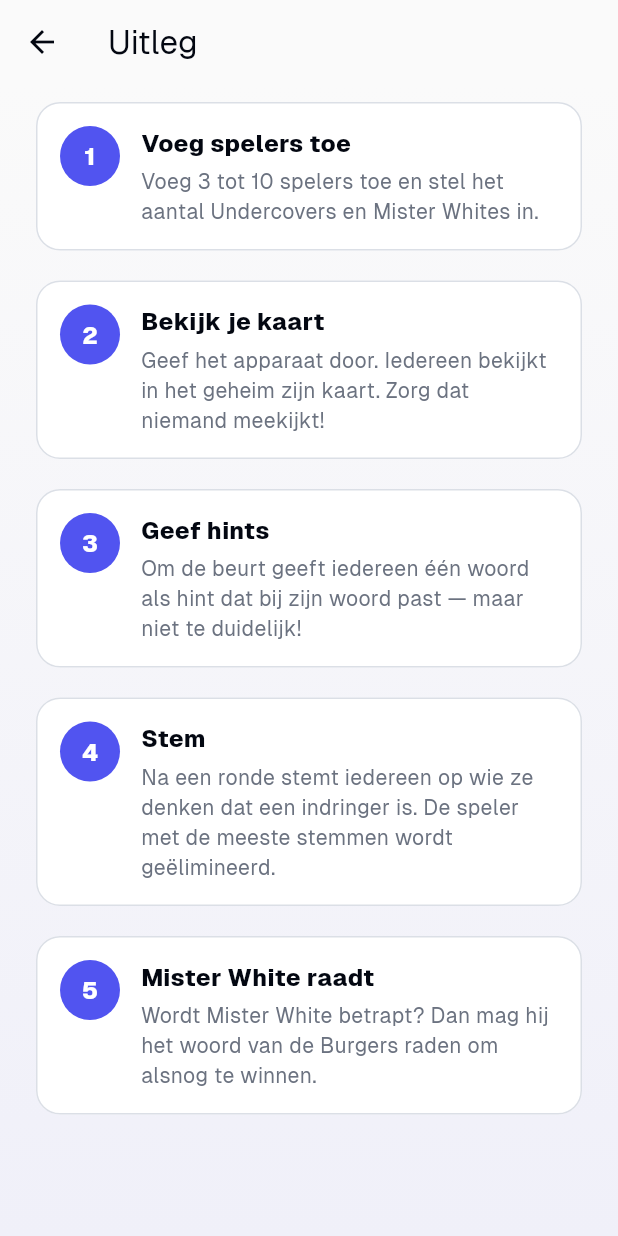
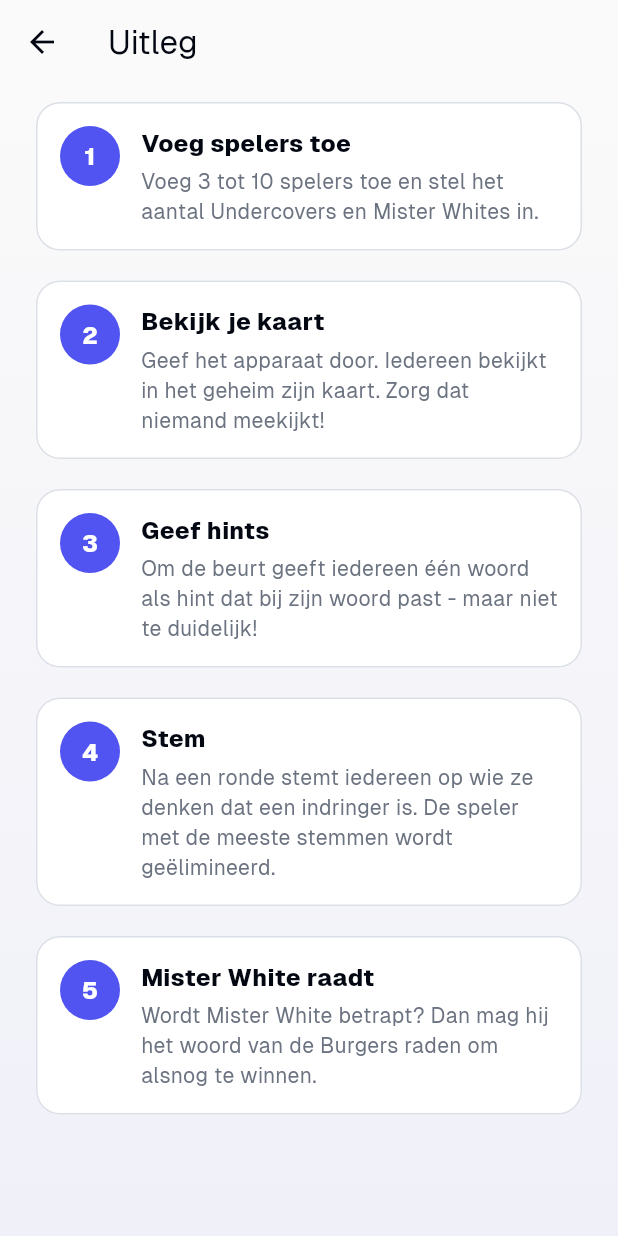
Before and after one commit to AlexLamper/MeneerWitApp, a Flutter app: the screen it shows after launch, after a tap on "Uitleg", on a phone screen of 412 x 824 dp. Run offline on Flutter 3.47's test engine with Material 3 defaults, Android fonts, the phone set to English and light mode, and no system bars; our stand-ins replace confetti, shared_preferences.

Commit message:
updated styling

```diff
--- a/lib/screens/explanation_screen.dart
+++ b/lib/screens/explanation_screen.dart
@@ -16,7 +16,7 @@ class ExplanationScreen extends StatelessWidget {
     ),
     (
       'Geef hints',
-      'Om de beurt geeft iedereen één woord als hint dat bij zijn woord past — maar niet te duidelijk!',
+      'Om de beurt geeft iedereen één woord als hint dat bij zijn woord past - maar niet te duidelijk!',
     ),
     (
       'Stem',
--- a/lib/screens/home_screen.dart
+++ b/lib/screens/home_screen.dart
@@ -25,7 +25,7 @@ class HomeScreen extends StatelessWidget {
             const BrandTitle(),
             const SizedBox(height: 14),
             Text(
-              'De gratis Nederlandse versie van Undercover & Mister White — met onbeperkte woorden.',
+              'De gratis Nederlandse versie van Undercover & Mister White - met onbeperkte woorden.',
               textAlign: TextAlign.center,
               style: TextStyle(
                 fontSize: 15,
@@ -76,7 +76,7 @@ class HomeScreen extends StatelessWidget {
             ),
             const SizedBox(height: 24),
             Text(
-              'Versie 1.0.0 • Meneer Wit — Door Alex Lamper',
+              'Versie 1.0.1 • Meneer Wit - Door Alex Lamper',
               style: TextStyle(
                 fontSize: 11,
                 color: context.palette.mutedForeground.withValues(alpha: 0.7),
--- a/lib/storage/app_storage.dart
+++ b/lib/storage/app_storage.dart
@@ -23,26 +23,17 @@ class AppState extends ChangeNotifier {
       AppState(await SharedPreferences.getInstance());
 
   // ----- Theme -----
-  ThemeMode _themeMode = ThemeMode.system;
+  ThemeMode _themeMode = ThemeMode.light;
   ThemeMode get themeMode => _themeMode;
 
   void _loadTheme() {
-    switch (_prefs.getString(_kTheme)) {
-      case 'light':
-        _themeMode = ThemeMode.light;
-      case 'dark':
-        _themeMode = ThemeMode.dark;
-      default:
-        _themeMode = ThemeMode.system;
-    }
+    _themeMode = _prefs.getString(_kTheme) == 'dark'
+        ? ThemeMode.dark
+        : ThemeMode.light;
   }
 
   void cycleTheme() {
-    _themeMode = switch (_themeMode) {
-      ThemeMode.system => ThemeMode.light,
-      ThemeMode.light => ThemeMode.dark,
-      ThemeMode.dark => ThemeMode.system,
-    };
+    _themeMode = _themeMode == ThemeMode.dark ? ThemeMode.light : ThemeMode.dark;
     _prefs.setString(_kTheme, _themeMode.name);
     notifyListeners();
   }
--- a/lib/widgets/common.dart
+++ b/lib/widgets/common.dart
@@ -55,11 +55,9 @@ class ThemeToggleButton extends StatelessWidget {
   @override
   Widget build(BuildContext context) {
     final mode = context.select<AppState, ThemeMode>((s) => s.themeMode);
-    final icon = switch (mode) {
-      ThemeMode.light => Icons.light_mode_outlined,
-      ThemeMode.dark => Icons.dark_mode_outlined,
-      ThemeMode.system => Icons.brightness_auto_outlined,
-    };
+    final icon = mode == ThemeMode.dark
+        ? Icons.dark_mode_outlined
+        : Icons.light_mode_outlined;
     return IconButton(
       tooltip: 'Thema wisselen',
       icon: Icon(icon),
--- a/pubspec.yaml
+++ b/pubspec.yaml
@@ -2,7 +2,7 @@ name: meneer_wit
 description: "Meneer Wit - de gratis Nederlandse Undercover / Mister White party game."
 publish_to: 'none'
 
-version: 1.0.0+1
+version: 1.0.1+2
 
 environment:
   sdk: ^3.8.0
```
